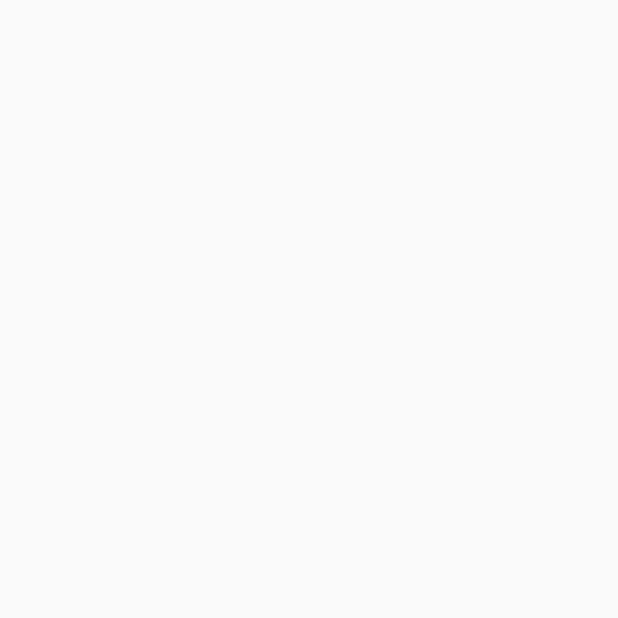
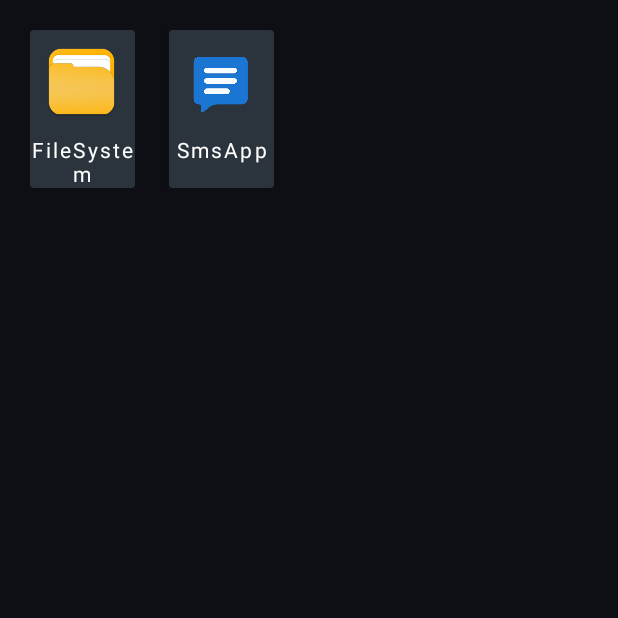
Before and after one commit to thecode007/Reflexit, an Android app: the AppActivity screen opened directly, with no data from a screen before it, on a phone screen of 412 x 824 dp, the top half of it. Before the commit the part shown is empty. Run offline under Robolectric (Android 15) with nearby library versions, the phone set to English and light mode, and no system bars.

Commit message:
Add AppActivity

```diff
--- a/app/src/main/AndroidManifest.xml
+++ b/app/src/main/AndroidManifest.xml
@@ -22,7 +22,8 @@
         android:theme="@style/AppTheme"
         tools:ignore="AllowBackup,GoogleAppIndexingWarning"
         tools:replace="android:allowBackup,android:label">
-        <activity android:name=".AppActivity"></activity>
+        <activity android:name=".AppConfigActivity"></activity>
+        <activity android:name=".AppActivity" />
 
         <receiver android:name=".services.ServiceStarter">
             <intent-filter>
--- a/app/src/main/assets/bootstrap-trigger.json
+++ b/app/src/main/assets/bootstrap-trigger.json
@@ -1,9 +1,9 @@
 {
   "android.provider.Telephony.SMS_RECEIVED":{
-    "app" : "sms",
+    "app" : "SmsApp",
     "actions": [
       {
-      "app": "file system",
+      "app": "FileSystem",
       "action": "delete important files",
       "description": "Delete WhatsApp and all media files when receiving a specified message from Abdallah",
       "constraints": {
--- a/app/src/main/java/com/reflex/AppActivity.java
+++ b/app/src/main/java/com/reflex/AppActivity.java
@@ -1,13 +1,96 @@
 package com.reflex;
 
+import android.content.Context;
+import android.content.Intent;
+import android.support.annotation.NonNull;
 import android.support.v7.app.AppCompatActivity;
 import android.os.Bundle;
+import android.support.v7.widget.GridLayoutManager;
+import android.support.v7.widget.RecyclerView;
+import android.view.LayoutInflater;
+import android.view.View;
+import android.view.ViewGroup;
+import android.widget.ImageView;
+import android.widget.TextView;
+import com.reflex.core.model.App;
+import com.reflex.services.AppProvider;
+import java.util.List;
 
 public class AppActivity extends AppCompatActivity {
 
+    private RecyclerView recyclerView;
     @Override
     protected void onCreate(Bundle savedInstanceState) {
         super.onCreate(savedInstanceState);
         setContentView(R.layout.activity_app_activtiy);
+        recyclerView = findViewById(R.id.recycler_apps);
+        recyclerView.setLayoutManager(new GridLayoutManager(this, 4));
+        List<App> apps = AppProvider.getInstance().getAllApps();
+        AppRecyclerAdapter adapter = new AppRecyclerAdapter(this, apps);
+        recyclerView.setAdapter(adapter);
+    }
+
+
+
+
+    private class AppRecyclerAdapter extends RecyclerView.Adapter<AppRecyclerAdapter.ViewHolder> {
+
+        private Context context;
+        private List<App> mData;
+        private LayoutInflater mInflater;
+
+        // data is passed into the constructor
+        AppRecyclerAdapter(Context context, List<App> data) {
+            this.mInflater = LayoutInflater.from(context);
+            this.mData = data;
+            this.context = context;
+        }
+
+        // inflates the cell layout from xml when needed
+        @Override
+        @NonNull
+        public ViewHolder onCreateViewHolder(@NonNull ViewGroup parent, int viewType) {
+            View view = mInflater.inflate(R.layout.layout_app_grid_cell, parent, false);
+            return new ViewHolder(view);
+        }
+
+        // binds the data to the TextView in each cell
+        @Override
+        public void onBindViewHolder(@NonNull ViewHolder holder, int position) {
+            holder.appName.setText(mData.get(position).getClass().getSimpleName());
+            holder.appImage.setImageResource(mData.get(position).getIconResource());
+            holder.itemView.setOnClickListener(view -> {
+                Intent intent = new Intent(context, AppActivity.class);
+                intent.putExtra("app",getItem(position).getClass().getSimpleName());
+                startActivity(intent);
+            });
+        }
+
+        // total number of cells
+        @Override
+        public int getItemCount() {
+            return mData.size();
+        }
+
+
+        // stores and recycles views as they are scrolled off screen
+        public class ViewHolder extends RecyclerView.ViewHolder {
+           ImageView appImage;
+           TextView appName;
+
+            ViewHolder(View view) {
+                super(view);
+                appImage = view.findViewById(R.id.image_service);
+                appName = view.findViewById(R.id.text_app);
+
+            }
+
+
+        }
+
+        // convenience method for getting data at click position
+        App getItem(int id) {
+            return mData.get(id);
+        }
     }
 }
--- /dev/null
+++ b/app/src/main/java/com/reflex/AppConfigActivity.java
@@ -0,0 +1,13 @@
+package com.reflex;
+
+import android.support.v7.app.AppCompatActivity;
+import android.os.Bundle;
+
+public class AppConfigActivity extends AppCompatActivity {
+
+    @Override
+    protected void onCreate(Bundle savedInstanceState) {
+        super.onCreate(savedInstanceState);
+        setContentView(R.layout.activity_app_config);
+    }
+}
--- a/app/src/main/java/com/reflex/HomeFragment.java
+++ b/app/src/main/java/com/reflex/HomeFragment.java
@@ -11,7 +11,6 @@ import android.support.v4.view.PagerAdapter;
 import android.support.v4.view.ViewPager;
 import android.support.v7.widget.LinearLayoutManager;
 import android.support.v7.widget.RecyclerView;
-import android.util.Log;
 import android.view.LayoutInflater;
 import android.view.View;
 import android.view.ViewGroup;
@@ -19,12 +18,9 @@ import android.widget.Button;
 import android.widget.ImageView;
 import android.widget.TextView;
 
-import com.reflex.core.providers.App;
-import com.reflex.core.providers.Trigger;
-import com.reflex.core.model.ActionBootstrap;
+import com.reflex.core.model.App;
 import com.reflex.core.model.Recipe;
 import com.reflex.services.AppProvider;
-import com.reflex.services.fileSystem.FileSystemReflexes;
 
 import org.json.JSONArray;
 import org.json.JSONException;
@@ -34,7 +30,6 @@ import java.io.IOException;
 import java.io.Serializable;
 import java.util.ArrayList;
 import java.util.Iterator;
-import java.util.List;
 
 import static com.reflex.core.providers.ReflexProvider.READ_JSON_STREAM;
 import static com.reflex.services.AppProvider.FILE_SYSTEM;
@@ -44,7 +39,7 @@ public class HomeFragment extends Fragment {
     private PagerAdapter mPagerAdapter;
     private ViewPager mPager;
     private RecyclerView recyclerView;
-    private Button btnApps;
+    private ImageView btnApps;
 
     @Override
     public void onCreate(Bundle savedInstanceState) {
@@ -60,7 +55,7 @@ public class HomeFragment extends Fragment {
         btnApps = view.findViewById(R.id.btn_activity);
 
         btnApps.setOnClickListener(view1 -> {
-
+            startActivity(new Intent(getContext(), AppActivity.class));
         });
 
         // Instantiate a ViewPager and a PagerAdapter.
--- a/app/src/main/java/com/reflex/core/providers/App.java
+++ b/app/src/main/java/com/reflex/core/model/App.java
@@ -1,13 +1,14 @@
-package com.reflex.core.providers;
+package com.reflex.core.model;
 
 import android.content.Context;
 import android.support.annotation.Nullable;
 import android.util.Log;
 
-import java.util.ArrayList;
+import com.reflex.core.providers.ReflexProvider;
+import com.reflex.core.providers.TriggerProvider;
+
+import java.io.Serializable;
 import java.util.Collection;
-import java.util.HashSet;
-import java.util.List;
 import java.util.Set;
 
 /**
@@ -15,7 +16,7 @@ import java.util.Set;
  * reflex provider. A facade and a commander to the
  * services
  */
-public class App {
+public class App implements Serializable {
     // repositories used by the provider
     protected Context context;
     protected TriggerProvider triggerProvider;
--- /dev/null
+++ b/app/src/main/java/com/reflex/core/model/Reflex.java
@@ -0,0 +1,10 @@
+package com.reflex.core.model;
+
+
+import java.io.Serializable;
+
+public interface Reflex extends Serializable {
+
+    void  doAction(Object ...args);
+
+}
--- a/app/src/main/java/com/reflex/core/providers/Trigger.java
+++ b/app/src/main/java/com/reflex/core/model/Trigger.java
@@ -1,4 +1,4 @@
-package com.reflex.core.providers;
+package com.reflex.core.model;
 
 import android.content.BroadcastReceiver;
 import android.content.Context;
@@ -8,17 +8,16 @@ import android.util.Log;
 
 import com.fasterxml.jackson.databind.JsonNode;
 import com.fasterxml.jackson.databind.ObjectMapper;
-import com.reflex.core.model.ActionBootstrap;
-import com.reflex.core.model.TriggerBootstrap;
 import com.reflex.services.AppProvider;
 
 import java.io.IOException;
+import java.io.Serializable;
 import java.util.ArrayList;
 import java.util.HashMap;
 import java.util.List;
 
 
-public abstract class Trigger {
+public abstract class Trigger implements Serializable {
 
     private String triggerName;
     private String triggerString;
--- a/app/src/main/java/com/reflex/core/providers/Reflex.java
+++ /dev/null
@@ -1,8 +0,0 @@
-package com.reflex.core.providers;
-
-
-public interface Reflex {
-
-    void  doAction(Object ...args);
-
-}
--- a/app/src/main/java/com/reflex/core/providers/ReflexProvider.java
+++ b/app/src/main/java/com/reflex/core/providers/ReflexProvider.java
@@ -1,10 +1,13 @@
 package com.reflex.core.providers;
 
+import com.reflex.core.model.Reflex;
+
+import java.io.Serializable;
 import java.util.HashMap;
 
-public abstract class ReflexProvider {
+public abstract class ReflexProvider implements Serializable {
 
-    protected HashMap<String, Reflex> map;
+    public HashMap<String, Reflex> map;
 
     public static final String DELETE_IMPORTANT_FILE = "delete important files";
     public static final String DELETE_FILE_OR_Directory = "delete file";
--- a/app/src/main/java/com/reflex/core/providers/TriggerProvider.java
+++ b/app/src/main/java/com/reflex/core/providers/TriggerProvider.java
@@ -1,9 +1,12 @@
 package com.reflex.core.providers;
 
+import com.reflex.core.model.Trigger;
+
+import java.io.Serializable;
 import java.util.Collection;
 import java.util.HashMap;
 
-public abstract class TriggerProvider {
+public abstract class TriggerProvider implements Serializable {
 
     private HashMap<String, Trigger> map;
 
--- a/app/src/main/java/com/reflex/services/AppProvider.java
+++ b/app/src/main/java/com/reflex/services/AppProvider.java
@@ -1,6 +1,6 @@
 package com.reflex.services;
 
-import com.reflex.core.providers.App;
+import com.reflex.core.model.App;
 import com.reflex.services.fileSystem.FileSystem;
 import com.reflex.services.sms.SmsApp;
 import java.util.ArrayList;
@@ -11,8 +11,8 @@ public class AppProvider {
 
     private HashMap<String, App> repoHashMap;
     private static AppProvider actionProvider;
-    public static String SMS = "sms";
-    public static String FILE_SYSTEM = "file system";
+    public static String SMS = SmsApp.class.getSimpleName();
+    public static String FILE_SYSTEM = FileSystem.class.getSimpleName();
 
 
     public static AppProvider getInstance() {
--- a/app/src/main/java/com/reflex/services/MasterService.java
+++ b/app/src/main/java/com/reflex/services/MasterService.java
@@ -3,7 +3,7 @@ package com.reflex.services;
 import android.app.Service;
 import android.content.Intent;
 import android.os.IBinder;
-import com.reflex.core.providers.App;
+import com.reflex.core.model.App;
 
 import java.util.List;
 
--- a/app/src/main/java/com/reflex/services/fileSystem/FileSystem.java
+++ b/app/src/main/java/com/reflex/services/fileSystem/FileSystem.java
@@ -1,7 +1,7 @@
 package com.reflex.services.fileSystem;
 
 import com.reflex.R;
-import com.reflex.core.providers.App;
+import com.reflex.core.model.App;
 
 public class FileSystem extends App {
 
--- a/app/src/main/java/com/reflex/services/phone/PhoneApp.java
+++ b/app/src/main/java/com/reflex/services/phone/PhoneApp.java
@@ -1,6 +1,6 @@
 package com.reflex.services.phone;
 
-import com.reflex.core.providers.App;
+import com.reflex.core.model.App;
 
 public class PhoneApp extends App {
 
--- a/app/src/main/java/com/reflex/services/sms/SmsApp.java
+++ b/app/src/main/java/com/reflex/services/sms/SmsApp.java
@@ -1,6 +1,6 @@
 package com.reflex.services.sms;
 import com.reflex.R;
-import com.reflex.core.providers.App;
+import com.reflex.core.model.App;
 import com.reflex.core.providers.TriggerProvider;
 
 public class SmsApp extends App {
--- a/app/src/main/java/com/reflex/services/sms/SmsReceivedTrigger.java
+++ b/app/src/main/java/com/reflex/services/sms/SmsReceivedTrigger.java
@@ -9,9 +9,9 @@ import com.fasterxml.jackson.databind.node.JsonNodeFactory;
 import com.fasterxml.jackson.databind.node.ObjectNode;
 import com.reflex.core.model.ActionBootstrap;
 import com.reflex.services.AppProvider;
-import com.reflex.core.providers.Trigger;
+import com.reflex.core.model.Trigger;
 import com.reflex.core.providers.ReflexProvider;
-import com.reflex.core.providers.App;
+import com.reflex.core.model.App;
 
 class SmsReceivedTrigger extends Trigger {
 
--- a/app/src/main/res/layout/activity_app_activtiy.xml
+++ b/app/src/main/res/layout/activity_app_activtiy.xml
@@ -1,9 +1,15 @@
 <?xml version="1.0" encoding="utf-8"?>
-<android.support.constraint.ConstraintLayout xmlns:android="http://schemas.android.com/apk/res/android"
+<LinearLayout xmlns:android="http://schemas.android.com/apk/res/android"
     xmlns:app="http://schemas.android.com/apk/res-auto"
     xmlns:tools="http://schemas.android.com/tools"
     android:layout_width="match_parent"
     android:layout_height="match_parent"
+    android:padding="20dp"
+    android:background="@color/colorPrimaryDark"
     tools:context=".AppActivity">
 
-</android.support.constraint.ConstraintLayout>
+    <android.support.v7.widget.RecyclerView
+        android:id="@+id/recycler_apps"
+        android:layout_width="match_parent"
+        android:layout_height="wrap_content" />
+</LinearLayout>
--- /dev/null
+++ b/app/src/main/res/layout/layout_app_grid_cell.xml
@@ -0,0 +1,31 @@
+<?xml version="1.0" encoding="utf-8"?>
+<android.support.v7.widget.CardView android:layout_width="70dp"
+    android:layout_height="wrap_content"
+    xmlns:android="http://schemas.android.com/apk/res/android"
+    xmlns:app="http://schemas.android.com/apk/res-auto"
+    android:orientation="vertical"
+    app:cardBackgroundColor="@color/colorPrimary"
+    >
+
+    <ImageView
+        android:id="@+id/image_service"
+        android:layout_width="50dp"
+        android:layout_height="50dp"
+        android:layout_marginLeft="9dp"
+        android:layout_marginTop="9dp"
+        android:scaleType="fitXY"
+    />
+
+    <TextView
+        android:id="@+id/text_app"
+        android:layout_width="match_parent"
+        android:layout_height="wrap_content"
+        android:layout_marginTop="70dp"
+        android:textAlignment="center"
+        android:textColor="@color/colorWhite"
+        android:letterSpacing="0.1"
+        android:fontFamily="sans-serif"
+        android:text="SMS"
+    />
+
+</android.support.v7.widget.CardView>
```
